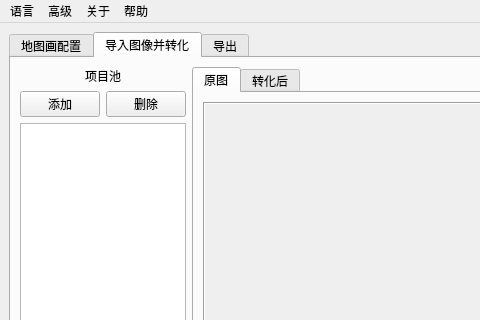
Qt form SlopeCraft/SCWind.ui (SlopeCraft/SlopeCraft) before a commit; both pictures show x 0 to 480 and y 0 to 320 of the 920 by 865 pixel window.
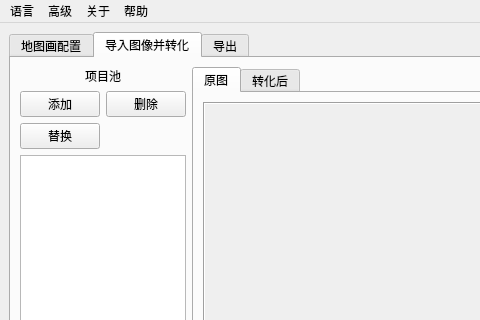
The same form after that commit. The open tabs and pages were chosen to show the change. Icons and pictures are not drawn. Custom widgets are drawn as their Qt base class.

Commit message: add image replacing for SC

The edit to the form file:
```diff
--- a/SlopeCraft/SCWind.ui
+++ b/SlopeCraft/SCWind.ui
@@ -544,6 +544,13 @@
             </property>
            </widget>
           </item>
+          <item row="2" column="0">
+           <widget class="QPushButton" name="pb_replace_image">
+            <property name="text">
+             <string>替换</string>
+            </property>
+           </widget>
+          </item>
          </layout>
         </item>
         <item row="0" column="2" colspan="2">
```
The commit also changes 2 other files.
